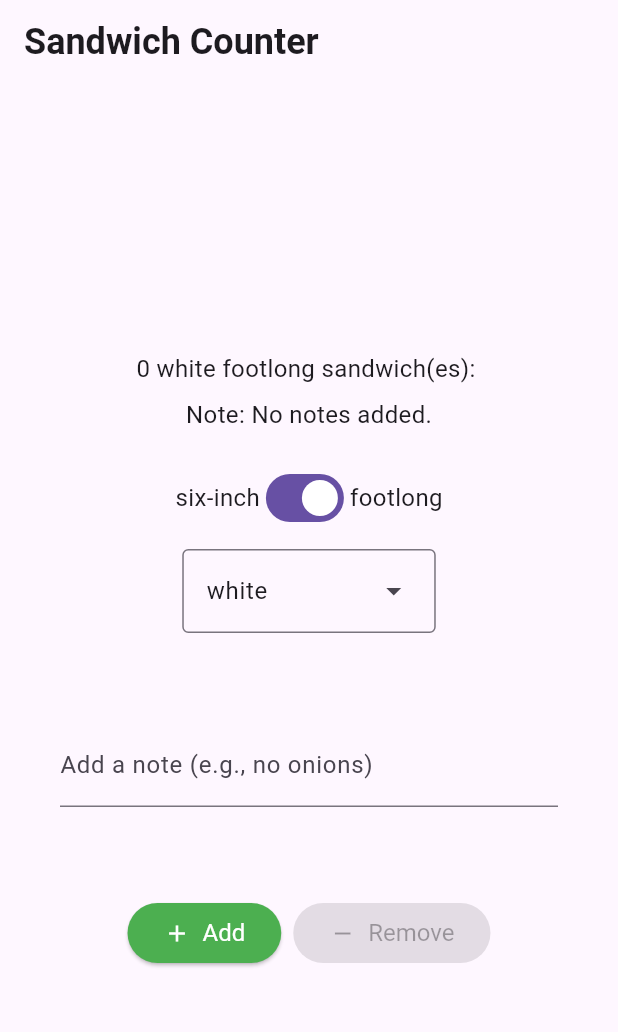
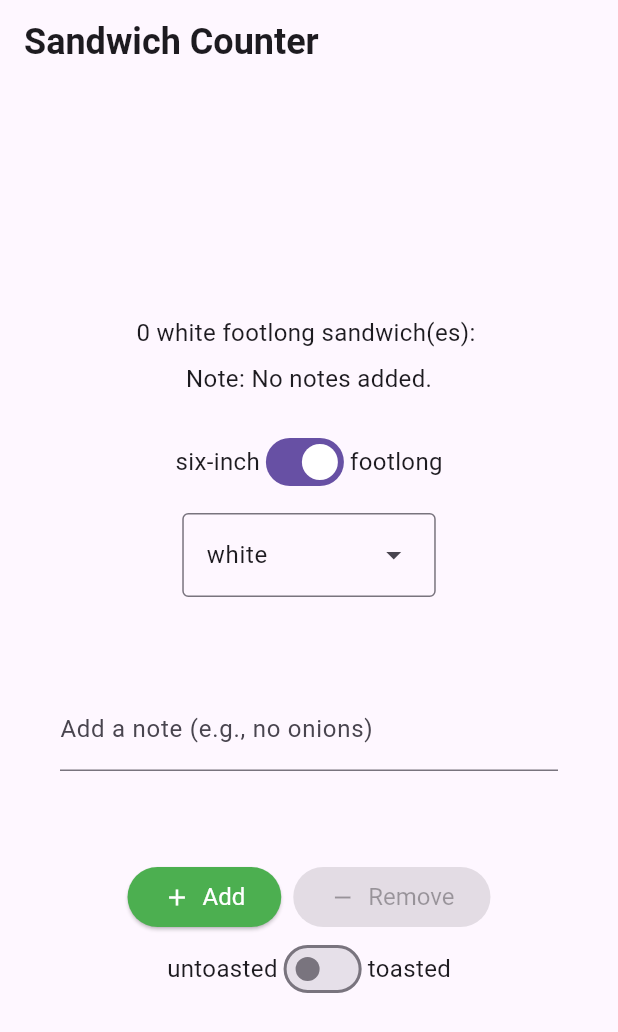
Before and after one commit to soijukye/sandwich_shop, a Flutter app: the screen it shows after launch, on a phone screen of 412 x 824 dp. Shown: the top 1032 px of the screen. Run offline on Flutter 3.47's test engine with Material 3 defaults, Android fonts, the phone set to English and light mode, and no system bars.

Commit message:
Add toasted state toggle and update tests for sandwich type switch

```diff
--- a/lib/main.dart
+++ b/lib/main.dart
@@ -1,6 +1,7 @@
 import 'package:flutter/material.dart';
 import 'package:sandwich_shop/views/app_styles.dart';
 import 'package:sandwich_shop/repositories/order_repository.dart';
+
 enum BreadType { white, wheat, wholemeal }
 
 void main() {
@@ -35,7 +36,7 @@ class _OrderScreenState extends State<OrderScreen> {
   final TextEditingController _notesController = TextEditingController();
   bool _isFootlong = true;
   BreadType _selectedBreadType = BreadType.white;
-
+  bool _isToasted = false;
   @override
   void initState() {
     super.initState();
@@ -105,12 +106,7 @@ class _OrderScreenState extends State<OrderScreen> {
     }
 
     return Scaffold(
-      appBar: AppBar(
-        title: const Text(
-          'Sandwich Counter',
-          style: heading1,
-        ),
-      ),
+      appBar: AppBar(title: const Text('Sandwich Counter', style: heading1)),
       body: Center(
         child: Column(
           mainAxisAlignment: MainAxisAlignment.center,
@@ -127,6 +123,7 @@ class _OrderScreenState extends State<OrderScreen> {
               children: [
                 const Text('six-inch', style: normalText),
                 Switch(
+                  key: const Key('sandwichTypeSwitch'),
                   value: _isFootlong,
                   onChanged: _onSandwichTypeChanged,
                 ),
@@ -170,6 +167,20 @@ class _OrderScreenState extends State<OrderScreen> {
                 ),
               ],
             ),
+            Row(
+              mainAxisAlignment: MainAxisAlignment.center,
+              children: [
+                const Text('untoasted', style: normalText),
+                Switch(
+                  key: const Key('toastedSwitch'),
+                  value: _isToasted,
+                  onChanged: (value) {
+                    setState(() => _isToasted = value);
+                  },
+                ),
+                const Text('toasted', style: normalText),
+              ],
+            ),
           ],
         ),
       ),
@@ -202,13 +213,7 @@ class StyledButton extends StatelessWidget {
     return ElevatedButton(
       onPressed: onPressed,
       style: myButtonStyle,
-      child: Row(
-        children: [
-          Icon(icon),
-          const SizedBox(width: 8),
-          Text(label),
-        ],
-      ),
+      child: Row(children: [Icon(icon), const SizedBox(width: 8), Text(label)]),
     );
   }
 }
@@ -234,15 +239,9 @@ class OrderItemDisplay extends StatelessWidget {
 
     return Column(
       children: [
-        Text(
-          displayText,
-          style: normalText,
-        ),
+        Text(displayText, style: normalText),
         const SizedBox(height: 8),
-        Text(
-          'Note: $orderNote',
-          style: normalText,
-        ),
+        Text('Note: $orderNote', style: normalText),
       ],
     );
   }
```
Also changed, not shown: 1 other file.
